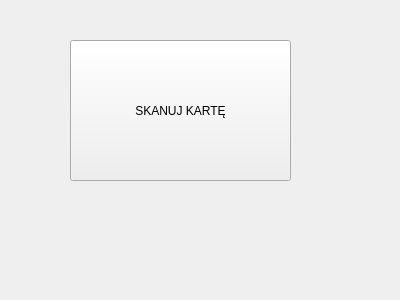
Above: loginwindow.ui from justynak/ipr_barman before the change. Below: the same form after it.
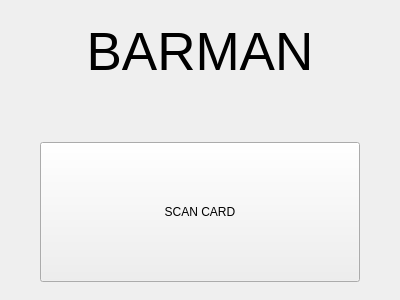
That is the form after the change.

```diff
--- a/loginwindow.ui
+++ b/loginwindow.ui
@@ -13,19 +13,72 @@
   <property name="windowTitle">
    <string>Form</string>
   </property>
-  <widget class="QPushButton" name="buttonLogin">
-   <property name="geometry">
-    <rect>
-     <x>70</x>
-     <y>40</y>
-     <width>221</width>
-     <height>141</height>
-    </rect>
-   </property>
-   <property name="text">
-    <string>SKANUJ KARTĘ</string>
-   </property>
-  </widget>
+  <layout class="QVBoxLayout" name="verticalLayout">
+   <item>
+    <spacer name="spacerTop">
+     <property name="orientation">
+      <enum>Qt::Vertical</enum>
+     </property>
+    </spacer>
+   </item>
+   <item>
+    <widget class="QLabel" name="label_title">
+     <property name="font">
+      <font>
+       <pointsize>40</pointsize>
+      </font>
+     </property>
+     <property name="text">
+      <string>BARMAN</string>
+     </property>
+     <property name="alignment">
+      <set>Qt::AlignCenter</set>
+     </property>
+    </widget>
+   </item>
+   <item>
+    <spacer name="spacerMiddle">
+     <property name="orientation">
+      <enum>Qt::Vertical</enum>
+     </property>
+     <property name="sizeType">
+      <enum>QSizePolicy::Fixed</enum>
+     </property>
+     <property name="sizeHint" stdset="0">
+      <size>
+       <width>0</width>
+       <height>50</height>
+      </size>
+     </property>
+    </spacer>
+   </item>
+   <item alignment="Qt::AlignHCenter">
+    <widget class="QPushButton" name="buttonLogin">
+     <property name="minimumSize">
+      <size>
+       <width>320</width>
+       <height>140</height>
+      </size>
+     </property>
+     <property name="maximumSize">
+      <size>
+       <width>320</width>
+       <height>140</height>
+      </size>
+     </property>
+     <property name="text">
+      <string>SCAN CARD</string>
+     </property>
+    </widget>
+   </item>
+   <item>
+    <spacer name="spacerBottom">
+     <property name="orientation">
+      <enum>Qt::Vertical</enum>
+     </property>
+    </spacer>
+   </item>
+  </layout>
  </widget>
  <resources/>
  <connections/>
```
Left out of the diff: 2 changed lines with no effect on the pictures.
